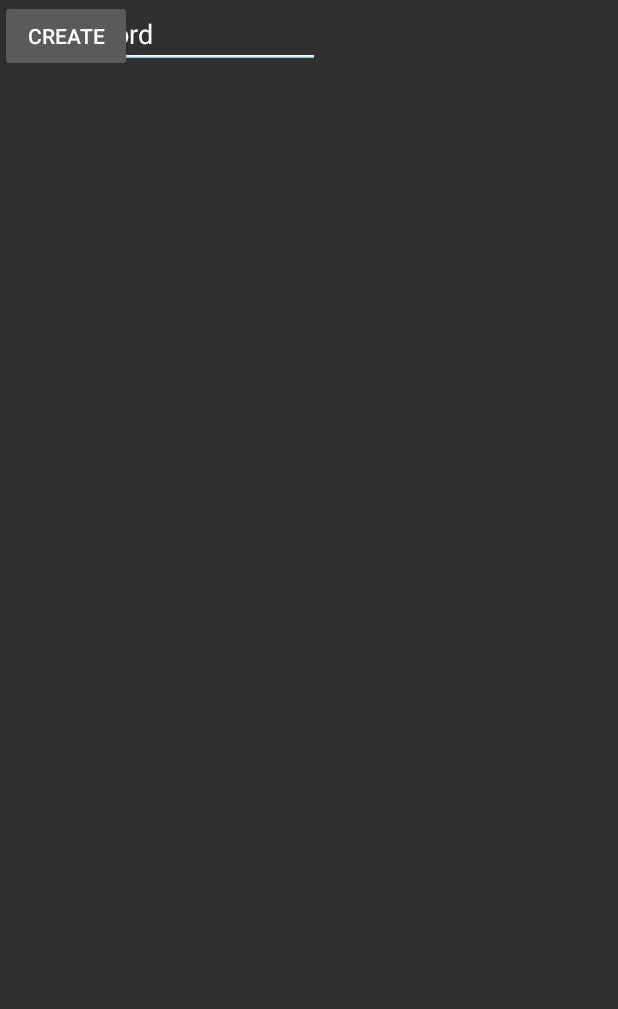
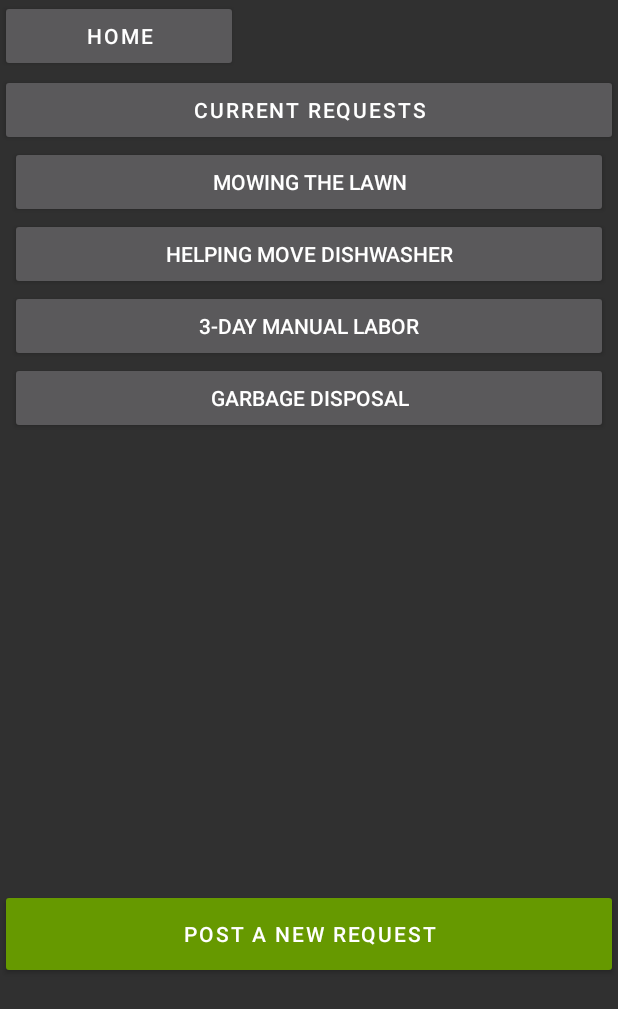
Before and after one commit to MaT1g3R/Halp, an Android app: the activity_request_frontpage screen opened directly, with no data from a screen before it, on a phone screen of 412 x 824 dp. Shown: the top 1009 px of the screen. Run offline under Robolectric (Android 15) with nearby library versions, the phone set to English and light mode, and no system bars.

Commit message:
Add dummy data to activity_request_frontpage

```diff
--- a/AndroidApp/app/src/main/java/com/csc301/team22/activity_request_frontpage.java
+++ b/AndroidApp/app/src/main/java/com/csc301/team22/activity_request_frontpage.java
@@ -2,11 +2,38 @@ package com.csc301.team22;
 
 import android.os.Bundle;
 import android.support.v7.app.AppCompatActivity;
+import android.widget.LinearLayout;
+
+import java.util.Arrays;
+import java.util.List;
 
 public class activity_request_frontpage extends AppCompatActivity {
+    private LinearLayout linearLayoutRequestList;
+
     @Override
     public void onCreate(Bundle savedInstanceState) {
         super.onCreate(savedInstanceState);
-        setContentView(R.layout.activity_create_account);
+        setContentView(R.layout.activity_request_frontpage);
+
+        linearLayoutRequestList = findViewById(R.id.linearLayoutRequestList);
+        setupRequests(requestList());
+    }
+
+    private List<Request> requestList() {
+        return Arrays.asList(
+                new Request("Mowing the Lawn", "I need help mowing my lawn and doing some minor landscaping. Should only take a few hours if both of us are at it......"),
+                new Request("Helping Move Dishwasher", ""),
+                new Request("3-Day Manual Labor", ""),
+                new Request("Garbage Disposal", "")
+        );
+    }
+
+    private void setupRequests(List<Request> requests) {
+        for (Request request : requests) {
+            ExpandableView requestView = new ExpandableView(this, request.getName(), request.getDescription());
+            LinearLayout.LayoutParams lp = new LinearLayout.LayoutParams(LinearLayout.LayoutParams.MATCH_PARENT, LinearLayout.LayoutParams.WRAP_CONTENT);
+            lp.setMargins(10, 0, 10, 0);
+            linearLayoutRequestList.addView(requestView, lp);
+        }
     }
 }
```
